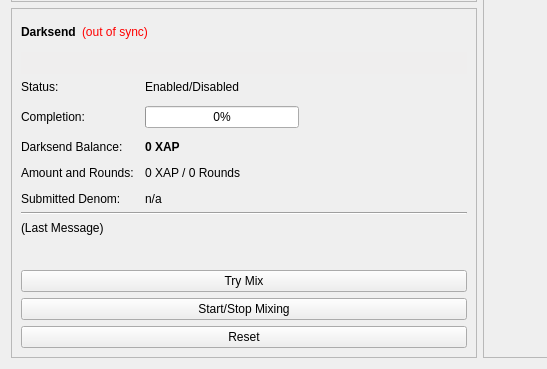
Qt form src/qt/forms/overviewpage.ui (Qwoyn/Qwoyn_MN) before a commit; both pictures show x 0 to 547 and y 240 to 609 of the 960 by 609 pixel window.
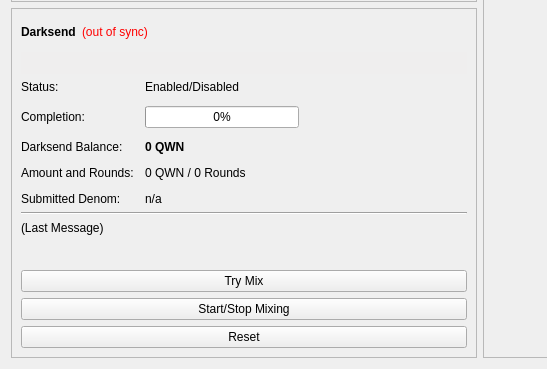
The same form after that commit.

```diff
--- a/src/qt/forms/overviewpage.ui
+++ b/src/qt/forms/overviewpage.ui
@@ -1007,7 +1007,7 @@
                </font>
               </property>
               <property name="text">
-               <string notr="true">0 XAP</string>
+               <string notr="true">0 QWN</string>
               </property>
              </widget>
             </item>
@@ -1021,7 +1021,7 @@
             <item row="4" column="1">
              <widget class="QLabel" name="labelAmountRounds">
               <property name="text">
-               <string>0 XAP / 0 Rounds</string>
+               <string>0 QWN / 0 Rounds</string>
               </property>
              </widget>
             </item>
```
Left out of the diff: 6 changed lines with no effect on the pictures.
